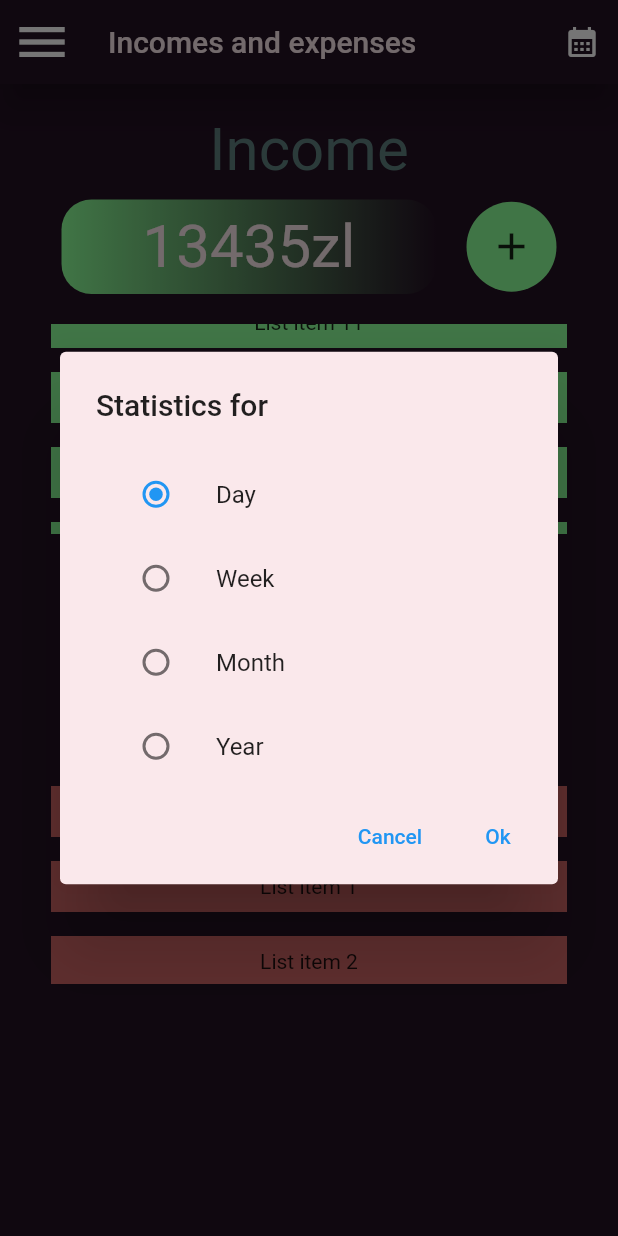
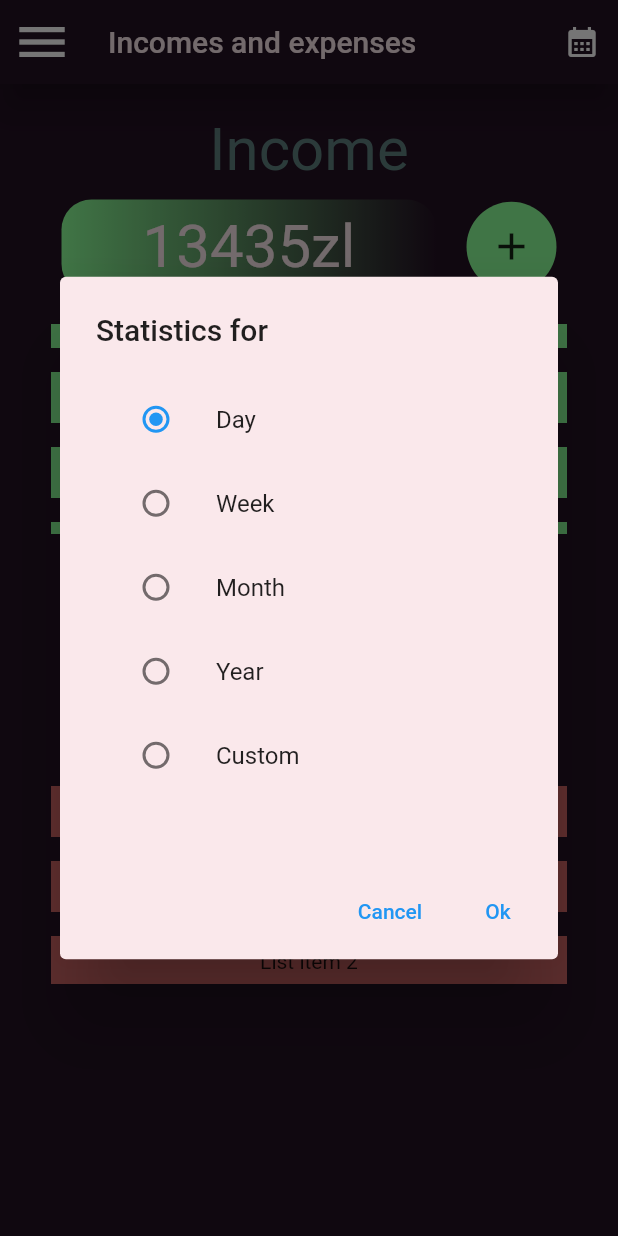
Before and after one commit to eugene817/income_and_expenses_app, a Flutter app: the screen it shows after launch, scrolled down 576 dp, after a tap on the "calendar month" icon, on a phone screen of 412 x 824 dp. Run offline on Flutter 3.47's test engine with Material 2 defaults, Android fonts, the phone set to English and light mode, and no system bars.

Commit message:
added 'custom' variant for date picker

```diff
--- a/income_and_expenses_app/lib/main.dart
+++ b/income_and_expenses_app/lib/main.dart
@@ -59,7 +59,7 @@ class Base extends StatelessWidget {
                   title: const Text("Statistics for"),
                   content: SizedBox(
                     width: 300,
-                    height: 200,
+                    height: 300,
                     child: RadioChooseDate()
                     ),
                   backgroundColor: Color4,
@@ -258,7 +258,7 @@ class Base extends StatelessWidget {
   }
 }
 
-enum DatePick {Day, Month, Year, Week}
+enum DatePick {Day, Month, Year, Week, Custom}
 
 class RadioChooseDate extends StatefulWidget {
   const RadioChooseDate({
@@ -317,6 +317,19 @@ class _RadioChooseDateState extends State<RadioChooseDate> {
           title: const Text("Year"),
           leading: Radio<DatePick>(
             value: DatePick.Year,
+            groupValue: _date,
+            onChanged: (DatePick? value) {
+              setState(() {
+              _date = value;
+          });
+        }
+
+      ),
+    ),
+    ListTile(
+          title: const Text("Custom"),
+          leading: Radio<DatePick>(
+            value: DatePick.Custom,
             groupValue: _date,
             onChanged: (DatePick? value) {
               setState(() {
```
